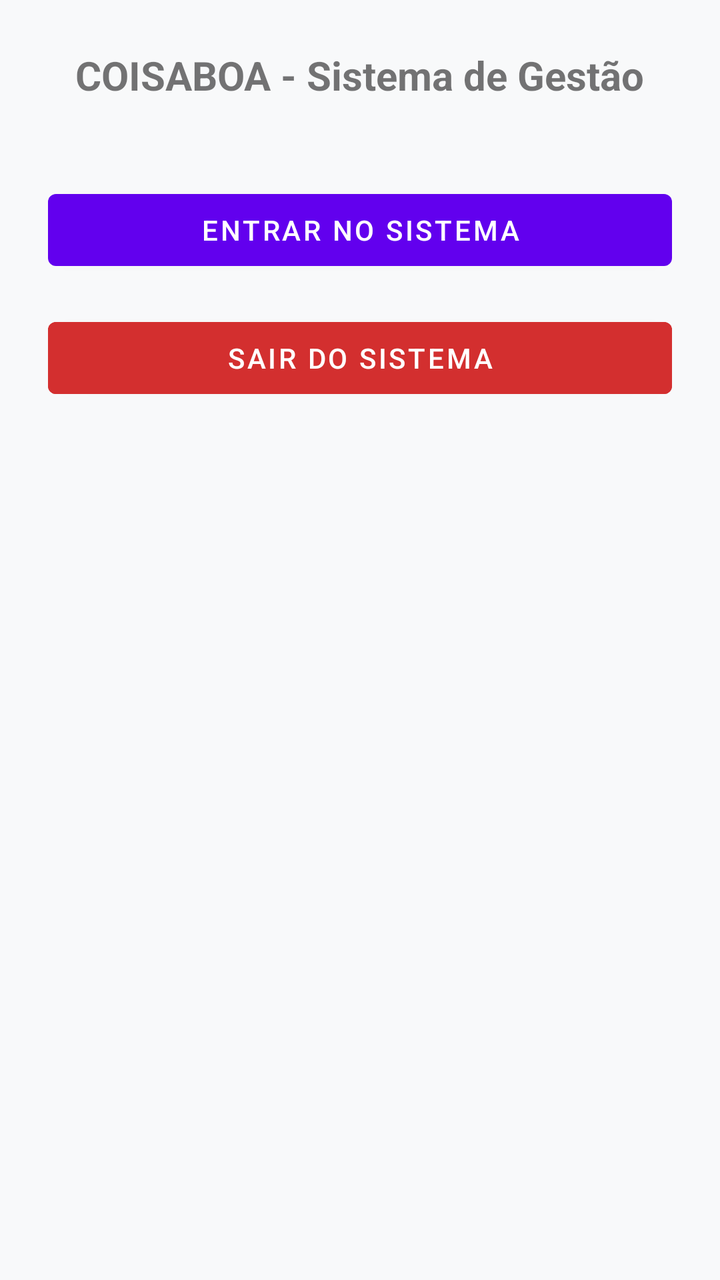
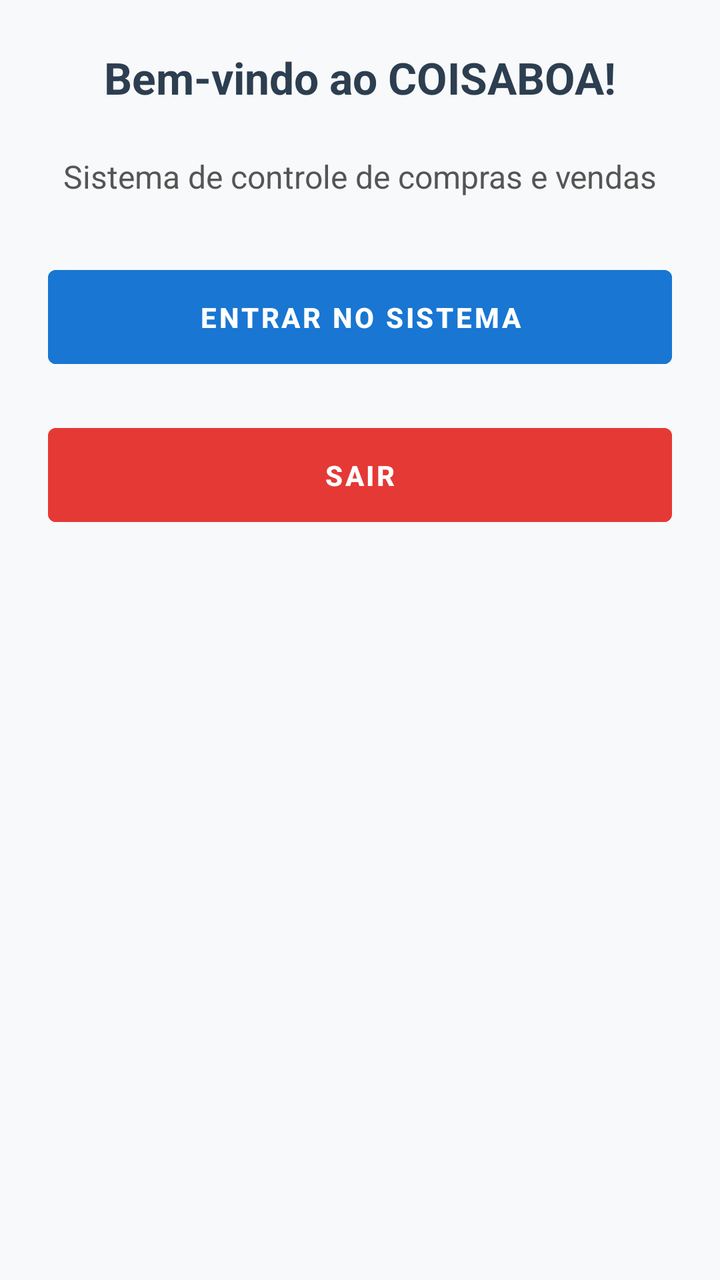

Two renders of the same Android screen: before a commit and after it. Below are the layout's source before the change and the commit's diff.
<!-- AndroidManifest.xml: application theme Theme.COISABOA -->
<!-- res/layout/activity_main.xml -->
<?xml version="1.0" encoding="utf-8"?>
<LinearLayout xmlns:android="http://schemas.android.com/apk/res/android"
    android:layout_width="match_parent"
    android:layout_height="match_parent"
    android:orientation="vertical"
    android:gravity="center_horizontal"
    android:padding="24dp"
    android:background="#F8F9FA">

    <TextView
        android:layout_width="wrap_content"
        android:layout_height="wrap_content"
        android:text="COISABOA - Sistema de Gestão"
        android:textSize="20sp"
        android:textStyle="bold"
        android:layout_marginBottom="40dp" />

    <Button
        android:id="@+id/btnEntrar"
        android:layout_width="match_parent"
        android:layout_height="wrap_content"
        android:text="Entrar no Sistema"
        android:layout_marginBottom="16dp" />

    <Button
        android:id="@+id/btnLogout"
        android:layout_width="match_parent"
        android:layout_height="wrap_content"
        android:text="Sair do Sistema"
        android:backgroundTint="#D32F2F"
        android:textColor="@android:color/white" />

</LinearLayout>
<!-- resources referenced by this layout -->
<resources>
  <style name="Theme.COISABOA" parent="Theme.MaterialComponents.DayNight.NoActionBar">
          <item name="colorPrimary">@color/purple_500</item>
          <item name="colorPrimaryVariant">@color/purple_700</item>
          <item name="colorSecondary">@color/teal_200</item>
          <item name="android:statusBarColor" tools:targetApi="l">?attr/colorPrimaryVariant</item>
      </style>
  <color name="purple_500">#6200EE</color>
  <color name="purple_700">#3700B3</color>
  <color name="teal_200">#03DAC5</color>
</resources>

<!-- the commit's change to res/layout/activity_main.xml (unified diff, before → after) -->
@@ -1,33 +1,60 @@
 <?xml version="1.0" encoding="utf-8"?>
-<LinearLayout xmlns:android="http://schemas.android.com/apk/res/android"
+<ScrollView xmlns:android="http://schemas.android.com/apk/res/android"
     android:layout_width="match_parent"
     android:layout_height="match_parent"
-    android:orientation="vertical"
-    android:gravity="center_horizontal"
-    android:padding="24dp"
     android:background="#F8F9FA">
 
-    <TextView
-        android:layout_width="wrap_content"
-        android:layout_height="wrap_content"
-        android:text="COISABOA - Sistema de Gestão"
-        android:textSize="20sp"
-        android:textStyle="bold"
-        android:layout_marginBottom="40dp" />
-
-    <Button
-        android:id="@+id/btnEntrar"
+    <LinearLayout
         android:layout_width="match_parent"
         android:layout_height="wrap_content"
-        android:text="Entrar no Sistema"
-        android:layout_marginBottom="16dp" />
+        android:orientation="vertical"
+        android:padding="24dp"
+        android:gravity="center_horizontal">
 
-    <Button
-        android:id="@+id/btnLogout"
-        android:layout_width="match_parent"
-        android:layout_height="wrap_content"
-        android:text="Sair do Sistema"
-        android:backgroundTint="#D32F2F"
-        android:textColor="@android:color/white" />
+        
+        <TextView
+            android:id="@+id/tvHello"
+            android:layout_width="match_parent"
+            android:layout_height="wrap_content"
+            android:text="Bem-vindo ao COISABOA!"
+            android:textSize="22sp"
+            android:textStyle="bold"
+            android:textColor="#2C3E50"
+            android:gravity="center"
+            android:paddingBottom="24dp" />
 
-</LinearLayout>
+        
+        <TextView
+            android:layout_width="match_parent"
+            android:layout_height="wrap_content"
+            android:text="Sistema de controle de compras e vendas"
+            android:textColor="#555"
+            android:textSize="16sp"
+            android:gravity="center"
+            android:paddingBottom="30dp" />
+
+        
+        <Button
+            android:id="@+id/btnEntrar"
+            android:layout_width="match_parent"
+            android:layout_height="wrap_content"
+            android:text="Entrar no Sistema"
+            android:backgroundTint="#1976D2"
+            android:textColor="#FFFFFF"
+            android:textStyle="bold"
+            android:padding="14dp"
+            android:layout_marginBottom="20dp" />
+
+        
+        <Button
+            android:id="@+id/btnSair"
+            android:layout_width="match_parent"
+            android:layout_height="wrap_content"
+            android:text="Sair"
+            android:backgroundTint="#E53935"
+            android:textColor="#FFFFFF"
+            android:textStyle="bold"
+            android:padding="14dp" />
+
+    </LinearLayout>
+</ScrollView>
